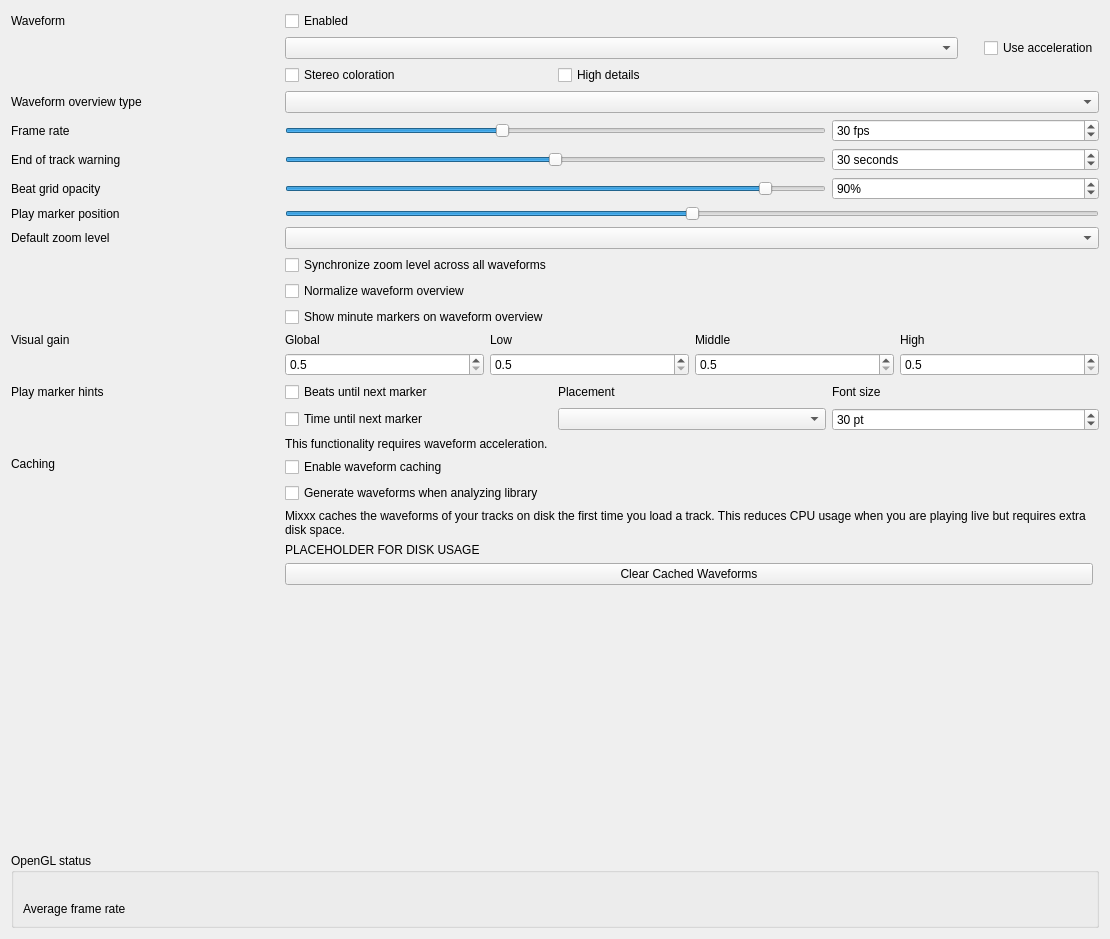
Old version of the form src/preferences/dialog/dlgprefwaveformdlg.ui in the repository mixxxdj/mixxx.
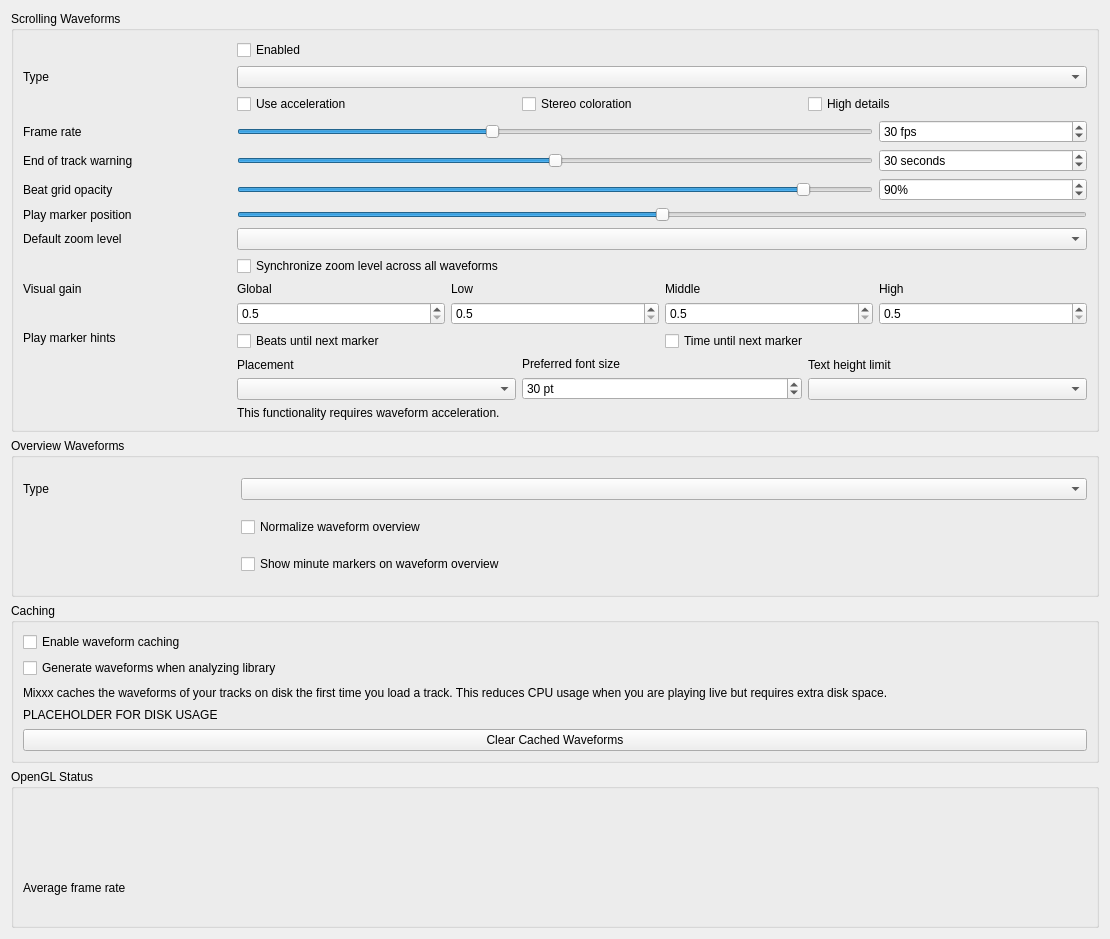
New version of the form.

Commit message:
Added library color selector
Also unified other color controls implementation with deck track color controls

```diff
--- a/src/preferences/dialog/dlgprefwaveformdlg.ui
+++ b/src/preferences/dialog/dlgprefwaveformdlg.ui
@@ -13,13 +13,203 @@
   <property name="windowTitle">
    <string>Waveform Preferences</string>
   </property>
-  <layout class="QGridLayout" name="gridLayout">
-   <item row="0" column="0">
-    <layout class="QGridLayout" name="gridLayout_2">
-     <item row="10" column="1" colspan="3">
-      <widget class="QComboBox" name="defaultZoomComboBox"/>
+  <layout class="QVBoxLayout" name="mainLayout">
+
+  <item>
+   <widget class="QGroupBox" name="waveform_groupbox">
+    <property name="title">
+     <string>Scrolling Waveforms</string>
+    </property>
+    <layout class="QGridLayout" name="waveform_layout">
+
+     <item row="0" column="1">
+      <widget class="QCheckBox" name="useWaveformCheckBox">
+       <property name="text">
+        <string>Enabled</string>
+       </property>
+      </widget>
      </item>
-     <item row="8" column="0">
+
+     <item row="1" column="0">
+      <widget class="QLabel" name="waveformTypeLabel">
+       <property name="sizePolicy">
+        <sizepolicy hsizetype="Preferred" vsizetype="Preferred">
+         <horstretch>0</horstretch>
+         <verstretch>0</verstretch>
+        </sizepolicy>
+       </property>
+       <property name="toolTip">
+        <string extracomment="The big waveform summary shows the waveform envelope of the track near the current playback position."/>
+       </property>
+       <property name="text">
+        <string>Type</string>
+       </property>
+       <property name="alignment">
+        <set>Qt::AlignLeading|Qt::AlignLeft|Qt::AlignVCenter</set>
+       </property>
+       <property name="buddy">
+        <cstring>waveformTypeComboBox</cstring>
+       </property>
+      </widget>
+     </item>
+     <item row="1" column="1" colspan="4">
+      <widget class="QComboBox" name="waveformTypeComboBox">
+       <property name="toolTip">
+        <string>The waveform shows the waveform envelope of the track near the current playback position.
+Select from different types of displays for the waveform, which differ primarily in the level of detail shown in the waveform.</string>
+       </property>
+      </widget>
+     </item>
+
+     <item row="2" column="1" colspan="4">
+      <layout class="QHBoxLayout" name="waveform_render_options">
+       <item>
+        <widget class="QCheckBox" name="useAccelerationCheckBox">
+         <property name="text">
+          <string>Use acceleration</string>
+         </property>
+        </widget>
+       </item>
+       <item>
+        <widget class="QCheckBox" name="splitLeftRightCheckBox">
+         <property name="text">
+          <string>Stereo coloration</string>
+         </property>
+        </widget>
+       </item>
+       <item>
+        <widget class="QCheckBox" name="highDetailCheckBox">
+         <property name="text">
+          <string>High details</string>
+         </property>
+        </widget>
+       </item>
+      </layout>
+     </item>
+
+     <item row="4" column="0">
+      <widget class="QLabel" name="frameRateLabel">
+       <property name="text">
+        <string>Frame rate</string>
+       </property>
+       <property name="alignment">
+        <set>Qt::AlignLeading|Qt::AlignLeft|Qt::AlignVCenter</set>
+       </property>
+       <property name="buddy">
+        <cstring>frameRateSlider</cstring>
+       </property>
+      </widget>
+     </item>
+     <item row="4" column="1" colspan="3">
+      <widget class="QSlider" name="frameRateSlider">
+       <property name="sizePolicy">
+        <sizepolicy hsizetype="Preferred" vsizetype="Fixed">
+         <horstretch>0</horstretch>
+         <verstretch>0</verstretch>
+        </sizepolicy>
+       </property>
+       <property name="maximumSize">
+        <size>
+         <width>16777215</width>
+         <height>16777215</height>
+        </size>
+       </property>
+       <property name="minimum">
+        <number>10</number>
+       </property>
+       <property name="maximum">
+        <number>60</number>
+       </property>
+       <property name="value">
+        <number>30</number>
+       </property>
+       <property name="orientation">
+        <enum>Qt::Horizontal</enum>
+       </property>
+      </widget>
+     </item>
+     <item row="4" column="4">
+      <widget class="QSpinBox" name="frameRateSpinBox">
+       <property name="toolTip">
+        <string/>
+       </property>
+       <property name="suffix">
+        <string> fps</string>
+       </property>
+       <property name="minimum">
+        <number>10</number>
+       </property>
+       <property name="maximum">
+        <number>60</number>
+       </property>
+       <property name="value">
+        <number>30</number>
+       </property>
+      </widget>
+     </item>
+
+     <item row="5" column="0">
+      <widget class="QLabel" name="endOfTrackWarningTimeLabel">
+       <property name="text">
+        <string>End of track warning</string>
+       </property>
+       <property name="alignment">
+        <set>Qt::AlignLeading|Qt::AlignLeft|Qt::AlignVCenter</set>
+       </property>
+       <property name="buddy">
+        <cstring>endOfTrackWarningTimeSlider</cstring>
+       </property>
+      </widget>
+     </item>
+     <item row="5" column="1" colspan="3">
+      <widget class="QSlider" name="endOfTrackWarningTimeSlider">
+       <property name="sizePolicy">
+        <sizepolicy hsizetype="Preferred" vsizetype="Fixed">
+         <horstretch>0</horstretch>
+         <verstretch>0</verstretch>
+        </sizepolicy>
+       </property>
+       <property name="maximumSize">
+        <size>
+         <width>16777215</width>
+         <height>16777215</height>
+        </size>
+       </property>
+       <property name="minimum">
+        <number>0</number>
+       </property>
+       <property name="maximum">
+        <number>60</number>
+       </property>
+       <property name="value">
+        <number>30</number>
+       </property>
+       <property name="orientation">
+        <enum>Qt::Horizontal</enum>
+       </property>
+      </widget>
+     </item>
+     <item row="5" column="4">
+      <widget class="QSpinBox" name="endOfTrackWarningTimeSpinBox">
+       <property name="toolTip">
+        <string>Highlight the waveforms when the last seconds of a track remains.</string>
+       </property>
+       <property name="suffix">
+        <string> seconds</string>
+       </property>
+       <property name="minimum">
+        <number>0</number>
+       </property>
+       <property name="maximum">
+        <number>60</number>
+       </property>
+       <property name="value">
+        <number>30</number>
+       </property>
+      </widget>
+     </item>
+
+     <item row="6" column="0">
       <widget class="QLabel" name="BeatgridWaveform">
        <property name="toolTip">
         <string/>
@@ -35,8 +225,45 @@
        </property>
       </widget>
      </item>
-     <item row="6" column="1" colspan="2">
-      <widget class="QSlider" name="frameRateSlider">
+     <item row="6" column="1" colspan="3">
+      <widget class="QSlider" name="beatGridAlphaSlider">
+       <property name="maximum">
+        <number>100</number>
+       </property>
+       <property name="value">
+        <number>90</number>
+       </property>
+       <property name="orientation">
+        <enum>Qt::Horizontal</enum>
+       </property>
+      </widget>
+     </item>
+     <item row="6" column="4">
+      <widget class="QSpinBox" name="beatGridAlphaSpinBox">
+       <property name="toolTip">
+        <string>Set amount of opacity on beat grid lines.</string>
+       </property>
+       <property name="suffix">
+        <string>%</string>
+       </property>
+       <property name="maximum">
+        <number>100</number>
+       </property>
+       <property name="value">
+        <number>90</number>
+       </property>
+      </widget>
+     </item>
+
+     <item row="7" column="0">
+      <widget class="QLabel" name="playMarkerPositionLabel">
+       <property name="text">
+        <string>Play marker position</string>
+       </property>
+      </widget>
+     </item>
+     <item row="7" column="1" colspan="4">
+      <widget class="QSlider" name="playMarkerPositionSlider">
        <property name="sizePolicy">
         <sizepolicy hsizetype="Preferred" vsizetype="Fixed">
          <horstretch>0</horstretch>
@@ -49,21 +276,25 @@
          <height>16777215</height>
         </size>
        </property>
+       <property name="toolTip">
+        <string>Moves the play marker position on the waveforms to the left, right or center (default).</string>
+       </property>
        <property name="minimum">
-        <number>10</number>
+        <number>0</number>
        </property>
        <property name="maximum">
-        <number>60</number>
+        <number>100</number>
        </property>
        <property name="value">
-        <number>30</number>
+        <number>50</number>
        </property>
        <property name="orientation">
         <enum>Qt::Horizontal</enum>
        </property>
       </widget>
      </item>
-     <item row="10" column="0">
+
+     <item row="8" column="0">
       <widget class="QLabel" name="defaultZoomLabel">
        <property name="text">
         <string extracomment="Waveform zoom">Default zoom level</string>
@@ -76,188 +307,11 @@
        </property>
       </widget>
      </item>
-     <item row="20" column="1" colspan="3">
-      <layout class="QGridLayout" name="cachingGridLayout">
-       <item row="4" column="0">
-        <widget class="QPushButton" name="clearCachedWaveforms">
-         <property name="text">
-          <string>Clear Cached Waveforms</string>
-         </property>
-        </widget>
-       </item>
-       <item row="2" column="0" colspan="2">
-        <widget class="QLabel" name="waveformCachingInfo">
-         <property name="text">
-          <string>Mixxx caches the waveforms of your tracks on disk the first time you load a track. This reduces CPU usage when you are playing live but requires extra disk space.</string>
-         </property>
-         <property name="wordWrap">
-          <bool>true</bool>
-         </property>
-        </widget>
-       </item>
-       <item row="3" column="0">
-        <widget class="QLabel" name="waveformDiskUsage">
-         <property name="sizePolicy">
-          <sizepolicy hsizetype="Expanding" vsizetype="Minimum">
-           <horstretch>0</horstretch>
-           <verstretch>0</verstretch>
-          </sizepolicy>
-         </property>
-         <property name="text">
-          <string notr="true">PLACEHOLDER FOR DISK USAGE</string>
-         </property>
-         <property name="wordWrap">
-          <bool>true</bool>
-         </property>
-        </widget>
-       </item>
-       <item row="0" column="0" colspan="2">
-        <widget class="QCheckBox" name="enableWaveformCaching">
-         <property name="text">
-          <string>Enable waveform caching</string>
-         </property>
-        </widget>
-       </item>
-       <item row="1" column="0" colspan="2">
-        <widget class="QCheckBox" name="enableWaveformGenerationWithAnalysis">
-         <property name="text">
-          <string>Generate waveforms when analyzing library</string>
-         </property>
-        </widget>
-       </item>
-      </layout>
+     <item row="8" column="1" colspan="4">
+      <widget class="QComboBox" name="defaultZoomComboBox"/>
      </item>
-     <item row="16" column="0">
-      <widget class="QLabel" name="untilMarkLabel">
-       <property name="text">
-        <string>Play marker hints</string>
-       </property>
-       <property name="alignment">
-        <set>Qt::AlignLeading|Qt::AlignLeft|Qt::AlignVCenter</set>
-       </property>
-      </widget>
-     </item>
-     <item row="22" column="0" colspan="4">
-      <widget class="QGroupBox" name="openGLStatus">
-       <property name="title">
-        <string>OpenGL status</string>
-       </property>
-       <layout class="QGridLayout" name="GridLayout1">
-        <item row="0" column="0" colspan="3">
-         <widget class="QLabel" name="openGlStatusData">
-          <property name="sizePolicy">
-           <sizepolicy hsizetype="Expanding" vsizetype="Minimum">
-            <horstretch>0</horstretch>
-            <verstretch>0</verstretch>
-           </sizepolicy>
-          </property>
-          <property name="toolTip">
-           <string>Displays which OpenGL version is supported by the current platform.</string>
-          </property>
-          <property name="text">
-           <string/>
-          </property>
-          <property name="wordWrap">
-           <bool>true</bool>
-          </property>
-          <property name="textInteractionFlags">
-           <set>Qt::TextSelectableByKeyboard|Qt::TextSelectableByMouse</set>
-          </property>
-         </widget>
-        </item>
-        <item row="1" column="0">
-         <widget class="QLabel" name="openGlStatusLabel_2">
-          <property name="toolTip">
-           <string/>
-          </property>
-          <property name="text">
-           <string>Average frame rate</string>
-          </property>
-          <property name="alignment">
-           <set>Qt::AlignLeading|Qt::AlignLeft|Qt::AlignVCenter</set>
-          </property>
-         </widget>
-        </item>
-        <item row="1" column="1" colspan="2">
-         <widget class="QLabel" name="frameRateAverage">
-          <property name="toolTip">
-           <string>Displays the actual frame rate.</string>
-          </property>
-          <property name="text">
-           <string/>
-          </property>
-         </widget>
-        </item>
-       </layout>
-      </widget>
-     </item>
-     <item row="20" column="0">
-      <widget class="QLabel" name="cachedWaveforms">
-       <property name="text">
-        <string>Caching</string>
-       </property>
-       <property name="alignment">
-        <set>Qt::AlignLeading|Qt::AlignLeft|Qt::AlignTop</set>
-       </property>
-      </widget>
-     </item>
-     <item row="7" column="0">
-      <widget class="QLabel" name="endOfTrackWarningTimeLabel">
-       <property name="text">
-        <string>End of track warning</string>
-       </property>
-       <property name="alignment">
-        <set>Qt::AlignLeading|Qt::AlignLeft|Qt::AlignVCenter</set>
-       </property>
-       <property name="buddy">
-        <cstring>endOfTrackWarningTimeSlider</cstring>
-       </property>
-      </widget>
-     </item>
-     <item row="9" column="0">
-      <widget class="QLabel" name="label">
-       <property name="text">
-        <string>Play marker position</string>
-       </property>
-      </widget>
-     </item>
-     <item row="15" column="0">
-      <widget class="QLabel" name="visualGainLabel">
-       <property name="text">
-        <string>Visual gain</string>
-       </property>
-       <property name="alignment">
-        <set>Qt::AlignLeading|Qt::AlignLeft|Qt::AlignTop</set>
-       </property>
-       <property name="buddy">
-        <cstring>allVisualGain</cstring>
-       </property>
-      </widget>
-     </item>
-     <item row="19" column="1" colspan="2">
-      <widget class="QLabel" name="requiresGLSLLabel">
-       <property name="text">
-        <string>This functionality requires waveform acceleration.</string>
-       </property>
-       <property name="alignment">
-        <set>Qt::AlignLeading|Qt::AlignLeft|Qt::AlignVCenter</set>
-       </property>
-      </widget>
-     </item>
-     <item row="21" column="1">
-      <spacer name="verticalSpacer">
-       <property name="orientation">
-        <enum>Qt::Vertical</enum>
-       </property>
-       <property name="sizeHint" stdset="0">
-        <size>
-         <width>20</width>
-         <height>40</height>
-        </size>
-       </property>
-      </spacer>
-     </item>
-     <item row="11" column="1" colspan="3">
+
+     <item row="9" column="1" colspan="4">
       <widget class="QCheckBox" name="synchronizeZoomCheckBox">
        <property name="toolTip">
         <string>Synchronize zoom level across all waveform displays.</string>
@@ -267,150 +321,24 @@
        </property>
       </widget>
      </item>
-     <item row="7" column="1" colspan="2">
-      <widget class="QSlider" name="endOfTrackWarningTimeSlider">
-       <property name="sizePolicy">
-        <sizepolicy hsizetype="Preferred" vsizetype="Fixed">
-         <horstretch>0</horstretch>
-         <verstretch>0</verstretch>
-        </sizepolicy>
-       </property>
-       <property name="maximumSize">
-        <size>
-         <width>16777215</width>
-         <height>16777215</height>
-        </size>
-       </property>
-       <property name="minimum">
-        <number>0</number>
-       </property>
-       <property name="maximum">
-        <number>60</number>
-       </property>
-       <property name="value">
-        <number>30</number>
-       </property>
-       <property name="orientation">
-        <enum>Qt::Horizontal</enum>
-       </property>
-      </widget>
-     </item>
-     <item row="16" column="3">
-      <widget class="QLabel" name="untilMarkTextPointSizeLabel">
+
+     <item row="10" column="0">
+      <widget class="QLabel" name="visualGainLabel">
        <property name="text">
-        <string>Font size</string>
+        <string>Visual gain</string>
        </property>
        <property name="alignment">
-        <set>Qt::AlignLeading|Qt::AlignLeft|Qt::AlignVCenter</set>
+        <set>Qt::AlignLeading|Qt::AlignLeft|Qt::AlignTop</set>
        </property>
        <property name="buddy">
-        <cstring>untilMarkTextPointSizeSpinBox</cstring>
+        <cstring>allVisualGain</cstring>
        </property>
       </widget>
      </item>
-     <item row="5" column="1" colspan="3">
-      <widget class="QComboBox" name="waveformOverviewComboBox">
-       <property name="toolTip">
-        <string>The waveform overview shows the waveform envelope of the entire track.
-Select from different types of displays for the waveform overview, which differ primarily in the level of detail shown in the waveform.</string>
-       </property>
-      </widget>
-     </item>
-     <item row="6" column="0">
-      <widget class="QLabel" name="frameRateLabel">
-       <property name="text">
-        <string>Frame rate</string>
-       </property>
-       <property name="alignment">
-        <set>Qt::AlignLeading|Qt::AlignLeft|Qt::AlignVCenter</set>
-       </property>
-       <property name="buddy">
-        <cstring>frameRateSlider</cstring>
-       </property>
-      </widget>
-     </item>
-     <item row="17" column="1">
-      <widget class="QCheckBox" name="untilMarkShowTimeCheckBox">
-       <property name="text">
-        <string>Time until next marker</string>
-       </property>
-      </widget>
-     </item>
-     <item row="7" column="3">
-      <widget class="QSpinBox" name="endOfTrackWarningTimeSpinBox">
-       <property name="toolTip">
-        <string>Highlight the waveforms when the last seconds of a track remains.</string>
-       </property>
-       <property name="suffix">
-        <string> seconds</string>
-       </property>
-       <property name="minimum">
-        <number>0</number>
-       </property>
-       <property name="maximum">
-        <number>60</number>
-       </property>
-       <property name="value">
-        <number>30</number>
-       </property>
-      </widget>
-     </item>
-     <item row="16" column="1">
-      <widget class="QCheckBox" name="untilMarkShowBeatsCheckBox">
-       <property name="text">
-        <string>Beats until next marker</string>
-       </property>
-      </widget>
-     </item>
-     <item row="15" column="1" colspan="3">
+     <item row="10" column="1" colspan="4">
       <layout class="QGridLayout" name="gridLayout_3">
-       <item row="1" column="2">
-        <widget class="QDoubleSpinBox" name="midVisualGain">
-         <property name="toolTip">
-          <string>Visual gain of the middle frequencies</string>
-         </property>
-         <property name="decimals">
-          <number>1</number>
-         </property>
-         <property name="minimum">
-          <double>0.500000000000000</double>
-         </property>
-         <property name="maximum">
-          <double>5.000000000000000</double>
-         </property>
-         <property name="singleStep">
-          <double>0.100000000000000</double>
-         </property>
-        </widget>
-       </item>
-       <item row="0" column="3">
-        <widget class="QLabel" name="visualGainLabel_5">
-         <property name="text">
-          <string>High</string>
-         </property>
-         <property name="alignment">
-          <set>Qt::AlignLeading|Qt::AlignLeft|Qt::AlignVCenter</set>
-         </property>
-         <property name="buddy">
-          <cstring>allVisualGain</cstring>
-         </property>
-        </widget>
-       </item>
-       <item row="0" column="2">
-        <widget class="QLabel" name="visualGainLabel_4">
-         <property name="text">
-          <string>Middle</string>
-         </property>
-         <property name="alignment">
-          <set>Qt::AlignLeading|Qt::AlignLeft|Qt::AlignVCenter</set>
-         </property>
-         <property name="buddy">
-          <cstring>allVisualGain</cstring>
-         </property>
-        </widget>
-       </item>
        <item row="0" column="0">
-        <widget class="QLabel" name="visualGainLabel_2">
+        <widget class="QLabel" name="visualGainLabel_global">
          <property name="text">
           <string>Global</string>
          </property>
@@ -422,46 +350,8 @@
          </property>
         </widget>
        </item>
-       <item row="1" column="3">
-        <widget class="QDoubleSpinBox" name="highVisualGain">
-         <property name="toolTip">
-          <string>Visual gain of the high frequencies</string>
-         </property>
-         <property name="decimals">
-          <number>1</number>
-         </property>
-         <property name="minimum">
-          <double>0.500000000000000</double>
-         </property>
-         <property name="maximum">
-          <double>5.000000000000000</double>
-         </property>
-         <property name="singleStep">
-          <double>0.100000000000000</double>
-         </property>
-        </widget>
-       </item>
-       <item row="1" column="1">
-        <widget class="QDoubleSpinBox" name="lowVisualGain">
-         <property name="toolTip">
-          <string>Visual gain of the low frequencies</string>
-         </property>
-         <property name="decimals">
-          <number>1</number>
-         </property>
-         <property name="minimum">
-          <double>0.500000000000000</double>
-         </property>
-         <property name="maximum">
-          <double>5.000000000000000</double>
-         </property>
-         <property name="singleStep">
-          <double>0.100000000000000</double>
-         </property>
-        </widget>
-       </item>
        <item row="0" column="1">
-        <widget class="QLabel" name="visualGainLabel_3">
+        <widget class="QLabel" name="visualGainLabel_low">
          <property name="text">
           <string>Low</string>
          </property>
@@ -473,6 +363,33 @@
          </property>
         </widget>
        </item>
+       <item row="0" column="2">
+        <widget class="QLabel" name="visualGainLabel_mid">
+         <property name="text">
+          <string>Middle</string>
+         </property>
+         <property name="alignment">
+          <set>Qt::AlignLeading|Qt::AlignLeft|Qt::AlignVCenter</set>
+         </property>
+         <property name="buddy">
+          <cstring>allVisualGain</cstring>
+         </property>
+        </widget>
+       </item>
+       <item row="0" column="3">
+        <widget class="QLabel" name="visualGainLabel_high">
+         <property name="text">
+          <string>High</string>
+         </property>
+         <property name="alignment">
+          <set>Qt::AlignLeading|Qt::AlignLeft|Qt::AlignVCenter</set>
+         </property>
+         <property name="buddy">
+          <cstring>allVisualGain</cstring>
+         </property>
+        </widget>
+       </item>
+
        <item row="1" column="0">
         <widget class="QDoubleSpinBox" name="allVisualGain">
          <property name="toolTip">
@@ -492,233 +409,349 @@
          </property>
         </widget>
        </item>
+       <item row="1" column="1">
+        <widget class="QDoubleSpinBox" name="lowVisualGain">
+         <property name="toolTip">
+          <string>Visual gain of the low frequencies</string>
+         </property>
+         <property name="decimals">
+          <number>1</number>
+         </property>
+         <property name="minimum">
+          <double>0.500000000000000</double>
+         </property>
+         <property name="maximum">
+          <double>5.000000000000000</double>
+         </property>
+         <property name="singleStep">
+          <double>0.100000000000000</double>
+         </property>
+        </widget>
+       </item>
+       <item row="1" column="2">
+        <widget class="QDoubleSpinBox" name="midVisualGain">
+         <property name="toolTip">
+          <string>Visual gain of the middle frequencies</string>
+         </property>
+         <property name="decimals">
+          <number>1</number>
+         </property>
+         <property name="minimum">
+          <double>0.500000000000000</double>
+         </property>
+         <property name="maximum">
+          <double>5.000000000000000</double>
+         </property>
+         <property name="singleStep">
+          <double>0.100000000000000</double>
+         </property>
+        </widget>
+       </item>
+       <item row="1" column="3">
+        <widget class="QDoubleSpinBox" name="highVisualGain">
+         <property name="toolTip">
+          <string>Visual gain of the high frequencies</string>
+         </property>
+         <property name="decimals">
+          <number>1</number>
+         </property>
+         <property name="minimum">
+          <double>0.500000000000000</double>
+         </property>
+         <property name="maximum">
+          <double>5.000000000000000</double>
+         </property>
+         <property name="singleStep">
+          <double>0.100000000000000</double>
+         </property>
+        </widget>
+       </item>
       </layout>
      </item>
-     <item row="3" column="1">
-      <widget class="QCheckBox" name="splitLeftRightCheckBox">
+
+     <item row="11" column="0">
+      <widget class="QLabel" name="marker_hints_label">
        <property name="text">
-        <string>Stereo coloration</string>
+        <string>Play marker hints</string>
        </property>
+       <property name="alignment">
+        <set>Qt::AlignLeading|Qt::AlignLeft|Qt::AlignTop</set>
+       </property>
       </widget>
      </item>
-     <item row="8" column="1" colspan="2">
-      <widget class="QSlider" name="beatGridAlphaSlider">
-       <property name="maximum">
-        <number>100</number>
+     <item row="11" column="1" colspan="2">
+      <widget class="QCheckBox" name="untilMarkShowBeatsCheckBox">
+       <property name="text">
+        <string>Beats until next marker</string>
        </property>
-       <property name="value">
-        <number>90</number>
-       </property>
-       <property name="orientation">
-        <enum>Qt::Horizontal</enum>
-       </property>
       </widget>
      </item>
-     <item row="8" column="3">
-      <widget class="QSpinBox" name="beatGridAlphaSpinBox">
-       <property name="toolTip">
-        <string>Set amount of opacity on beat grid lines.</string>
+     <item row="11" column="3" colspan="2">
+      <widget class="QCheckBox" name="untilMarkShowTimeCheckBox">
+       <property name="text">
+        <string>Time until next marker</string>
        </property>
-       <property name="suffix">
-        <string>%</string>
-       </property>
-       <property name="maximum">
-        <number>100</number>
-       </property>
-       <property name="value">
-        <number>90</number>
-       </property>
       </widget>
      </item>
-     <item row="6" column="3">
-      <widget class="QSpinBox" name="frameRateSpinBox">
-       <property name="toolTip">
-        <string/>
+
+     <item row="12" column="1" colspan="4">
+      <layout class="QHBoxLayout" name="marker_option_layout">
+       <item>
+        <layout class="QVBoxLayout" name="marker_options_placement_layout">
+         <item>
+          <widget class="QLabel" name="untilMarkAlignLabel">
+           <property name="text">
+            <string>Placement</string>
+           </property>
+           <property name="alignment">
+            <set>Qt::AlignLeading|Qt::AlignLeft|Qt::AlignVCenter</set>
+           </property>
+           <property name="buddy">
+            <cstring>untilMarkAlignComboBox</cstring>
+           </property>
+          </widget>
+         </item>
+         <item>
+          <widget class="QComboBox" name="untilMarkAlignComboBox"/>
+         </item>
+        </layout>
+       </item>
+
+       <item>
+        <layout class="QVBoxLayout" name="marker_options_font_layout">
+         <item>
+          <widget class="QLabel" name="untilMarkTextPointSizeLabel">
+           <property name="text">
+            <string>Preferred font size</string>
+           </property>
+           <property name="alignment">
+            <set>Qt::AlignLeading|Qt::AlignLeft|Qt::AlignVCenter</set>
+           </property>
+           <property name="buddy">
+            <cstring>untilMarkTextPointSizeSpinBox</cstring>
+           </property>
+          </widget>
+         </item>
+         <item>
+          <widget class="QSpinBox" name="untilMarkTextPointSizeSpinBox">
+           <property name="toolTip">
+            <string/>
+           </property>
+           <property name="suffix">
+            <string> pt</string>
+           </property>
+           <property name="minimum">
+            <number>10</number>
+           </property>
+           <property name="maximum">
+            <number>100</number>
+           </property>
+           <property name="value">
+            <number>30</number>
+           </property>
+          </widget>
+         </item>
+        </layout>
+       </item>
+
+       <item>
+        <layout class="QVBoxLayout" name="marker_options_textheight_layout">
+         <item>
+          <widget class="QLabel" name="untilMarkTextHeightLimitLabel">
+           <property name="text">
+            <string>Text height limit</string>
+           </property>
+           <property name="alignment">
+            <set>Qt::AlignLeading|Qt::AlignLeft|Qt::AlignVCenter</set>
+           </property>
+           <property name="buddy">
+            <cstring>untilMarkTextHeightLimitComboBox</cstring>
+           </property>
+          </widget>
+         </item>
+         <item>
+          <widget class="QComboBox" name="untilMarkTextHeightLimitComboBox"/>
+         </item>
+        </layout>
+       </item>
+
+      </layout><!-- marker_option_layout -->
+     </item>
+
+     <item row="13" column="1" colspan="4">
+      <widget class="QLabel" name="requiresGLSLLabel">
+       <property name="text">
+        <string>This functionality requires waveform acceleration.</string>
        </property>
-       <property name="suffix">
-        <string> fps</string>
+       <property name="alignment">
+        <set>Qt::AlignLeading|Qt::AlignLeft|Qt::AlignVCenter</set>
        </property>
-       <property name="minimum">
-        <number>10</number>
-       </property>
-       <property name="maximum">
-        <number>60</number>
-       </property>
-       <property name="value">
-        <number>30</number>
-       </property>
       </widget>
      </item>
+
+    </layout>
+   </widget>
+  </item><!-- waveform groupbox -->
+
+  <item>
+   <widget class="QGroupBox" name="overview_groupbox">
+    <property name="title">
+     <string>Overview Waveforms</string>
+    </property>
+    <layout class="QGridLayout" name="overview_layout">
+
      <item row="0" column="0">
-      <widget class="QLabel" name="waveformTypeLabel">
-       <property name="sizePolicy">
-        <sizepolicy hsizetype="Preferred" vsizetype="Preferred">
-         <horstretch>0</horstretch>
-         <verstretch>0</verstretch>
-        </sizepolicy>
-       </property>
+      <widget class="QLabel" name="waveformOverviewLabel">
        <property name="toolTip">
-        <string extracomment="The big waveform summary shows the waveform envelope of the track near the current playback position."/>
+        <string extracomment="The smaller, zoomed-out version of the waveform shows the various markers within the track as well as the waveform envelope of the entire track."/>
        </property>
        <property name="text">
-        <string>Waveform</string>
+        <string>Type</string>
        </property>
-       <property name="alignment">
-        <set>Qt::AlignLeading|Qt::AlignLeft|Qt::AlignVCenter</set>
+      </widget>
+     </item>
+     <item row="0" column="1" colspan="4">
+      <widget class="QComboBox" name="waveformOverviewComboBox">
+       <property name="toolTip">
+        <string>The waveform overview shows the waveform envelope of the entire track.
+Select from different types of displays for the waveform overview, which differ primarily in the level of detail shown in the waveform.</string>
        </property>
-       <property name="buddy">
-        <cstring>waveformTypeComboBox</cstring>
-       </property>
       </widget>
      </item>
-     <item row="13" column="1">
+
+     <item row="1" column="1" colspan="4">
       <widget class="QCheckBox" name="normalizeOverviewCheckBox">
        <property name="text">
         <string>Normalize waveform overview</string>
        </property>
       </widget>
      </item>
-     <item row="14" column="1">
+
+     <item row="2" column="1" colspan="4">
       <widget class="QCheckBox" name="overviewMinuteMarkersCheckBox">
        <property name="text">
         <string>Show minute markers on waveform overview</string>
        </property>
       </widget>
      </item>
-     <item row="16" column="2">
-      <widget class="QLabel" name="untilMarkAlignLabel">
+
+    </layout>
+   </widget>
+  </item><!-- overview_groupbox -->
+
+  <item>
+   <widget class="QGroupBox" name="caching_groupbox">
+    <property name="title">
+     <string>Caching</string>
+    </property>
+    <layout class="QVBoxLayout" name="caching_layout">
+     <item>
+      <widget class="QCheckBox" name="enableWaveformCaching">
        <property name="text">
-        <string>Placement</string>
+        <string>Enable waveform caching</string>
+       </property>
+      </widget>
+     </item>
+     <item>
+      <widget class="QCheckBox" name="enableWaveformGenerationWithAnalysis">
+       <property name="text">
+        <string>Generate waveforms when analyzing library</string>
+       </property>
+      </widget>
+     </item>
+     <item>
+      <widget class="QLabel" name="waveformCachingInfo">
+       <property name="text">
+        <string>Mixxx caches the waveforms of your tracks on disk the first time you load a track. This reduces CPU usage when you are playing live but requires extra disk space.</string>
+       </property>
+       <property name="wordWrap">
+        <bool>true</bool>
+       </property>
+      </widget>
+     </item>
+     <item>
+      <widget class="QLabel" name="waveformDiskUsage">
+       <property name="sizePolicy">
+        <sizepolicy hsizetype="Expanding" vsizetype="Minimum">
+         <horstretch>0</horstretch>
+         <verstretch>0</verstretch>
+        </sizepolicy>
+       </property>
+       <property name="text">
+        <string notr="true">PLACEHOLDER FOR DISK USAGE</string>
+       </property>
+       <property name="wordWrap">
+        <bool>true</bool>
+       </property>
+      </widget>
+     </item>
+     <item>
+      <widget class="QPushButton" name="clearCachedWaveforms">
+       <property name="text">
+        <string>Clear Cached Waveforms</string>
+       </property>
+      </widget>
+     </item>
+    </layout>
+   </widget>
+  </item><!-- caching_groupbox -->
+
+  <item>
+   <widget class="QGroupBox" name="opengl_status_groupbox">
+    <property name="title">
+     <string>OpenGL Status</string>
+    </property>
+    <layout class="QGridLayout" name="opengl_status_layout">
+     <item row="0" column="0" colspan="3">
+      <widget class="QLabel" name="openGlStatusData">
+       <property name="sizePolicy">
+        <sizepolicy hsizetype="Expanding" vsizetype="Minimum">
+         <horstretch>0</horstretch>
+         <verstretch>0</verstretch>
+        </sizepolicy>
+       </property>
+       <property name="toolTip">
+        <string>Displays which OpenGL version is supported by the current platform.</string>
+       </property>
+       <property name="text">
+        <string/>
+       </property>
+       <property name="wordWrap">
+        <bool>true</bool>
+       </property>
+       <property name="textInteractionFlags">
+        <set>Qt::TextSelectableByKeyboard|Qt::TextSelectableByMouse</set>
+       </property>
+      </widget>
+     </item>
+     <item row="1" column="0">
+      <widget class="QLabel" name="openGlStatusLabel_2">
+       <property name="toolTip">
+        <string/>
+       </property>
+       <property name="text">
+        <string>Average frame rate</string>
        </property>
        <property name="alignment">
         <set>Qt::AlignLeading|Qt::AlignLeft|Qt::AlignVCenter</set>
        </property>
-       <property name="buddy">
-        <cstring>untilMarkAlignComboBox</cstring>
-       </property>
       </widget>
      </item>
-     <item row="17" column="3">
-      <widget class="QSpinBox" name="untilMarkTextPointSizeSpinBox">
+     <item row="1" column="1" colspan="2">
+      <widget class="QLabel" name="frameRateAverage">
        <property name="toolTip">
+        <string>Displays the actual frame rate.</string>
+       </property>
+       <property name="text">
         <string/>
        </property>
-       <property name="suffix">
-        <string> pt</string>
-       </property>
-       <property name="minimum">
-        <number>10</number>
-       </property>
-       <property name="maximum">
-        <number>50</number>
-       </property>
-       <property name="value">
-        <number>30</number>
-       </property>
-      </widget>
-     </item>
-     <item row="5" column="0">
-      <widget class="QLabel" name="waveformOverviewLabel">
-       <property name="toolTip">
-        <string extracomment="The smaller, zoomed-out version of the waveform shows the various markers within the track as well as the waveform envelope of the entire track."/>
-       </property>
-       <property name="text">
-        <string>Waveform overview type</string>
-       </property>
-      </widget>
-     </item>
-     <item row="17" column="2">
-      <widget class="QComboBox" name="untilMarkAlignComboBox"/>
-     </item>
-     <item row="9" column="1" colspan="3">
-      <widget class="QSlider" name="playMarkerPositionSlider">
-       <property name="sizePolicy">
-        <sizepolicy hsizetype="Preferred" vsizetype="Fixed">
-         <horstretch>0</horstretch>
-         <verstretch>0</verstretch>
-        </sizepolicy>
-       </property>
-       <property name="maximumSize">
-        <size>
-         <width>16777215</width>
-         <height>16777215</height>
-        </size>
-       </property>
-       <property name="toolTip">
-        <string>Moves the play marker position on the waveforms to the left, right or center (default).</string>
-       </property>
-       <property name="minimum">
-        <number>0</number>
-       </property>
-       <property name="maximum">
-        <number>100</number>
-       </property>
-       <property name="value">
-        <number>50</number>
-       </property>
-       <property name="orientation">
-        <enum>Qt::Horizontal</enum>
-       </property>
-      </widget>
-     </item>
-     <item row="0" column="1">
-      <widget class="QCheckBox" name="useWaveformCheckBox">
-       <property name="text">
-        <string>Enabled</string>
-       </property>
-      </widget>
-     </item>
-     <item row="2" column="1" colspan="3">
-      <layout class="QHBoxLayout" name="horizontalLayout">
-       <item>
-        <widget class="QComboBox" name="waveformTypeComboBox">
-         <property name="toolTip">
-          <string>The waveform shows the waveform envelope of the track near the current playback position.
-Select from different types of displays for the waveform, which differ primarily in the level of detail shown in the waveform.</string>
-         </property>
-        </widget>
-       </item>
-       <item>
-        <spacer name="waveformSpacer">
-         <property name="orientation">
-          <enum>Qt::Horizontal</enum>
-         </property>
-         <property name="sizeType">
-          <enum>QSizePolicy::Maximum</enum>
-         </property>
-         <property name="sizeHint" stdset="0">
-          <size>
-           <width>20</width>
-           <height>20</height>
-          </size>
-         </property>
-        </spacer>
-       </item>
-       <item>
-        <widget class="QCheckBox" name="useAccelerationCheckBox">
-         <property name="sizePolicy">
-          <sizepolicy hsizetype="Maximum" vsizetype="Fixed">
-           <horstretch>0</horstretch>
-           <verstretch>0</verstretch>
-          </sizepolicy>
-         </property>
-         <property name="text">
-          <string>Use acceleration</string>
-         </property>
-        </widget>
-       </item>
-      </layout>
-     </item>
-     <item row="3" column="2">
-      <widget class="QCheckBox" name="highDetailCheckBox">
-       <property name="text">
-        <string>High details</string>
-       </property>
       </widget>
      </item>
     </layout>
-   </item>
-  </layout>
+   </widget>
+  </item><!-- opengl_status_groupbox -->
+
+ </layout>
  </widget>
  <tabstops>
   <tabstop>waveformOverviewComboBox</tabstop>
```
Left out of the diff: 16 changed lines with no effect on the pictures. The commit also changes 1058 other files.
